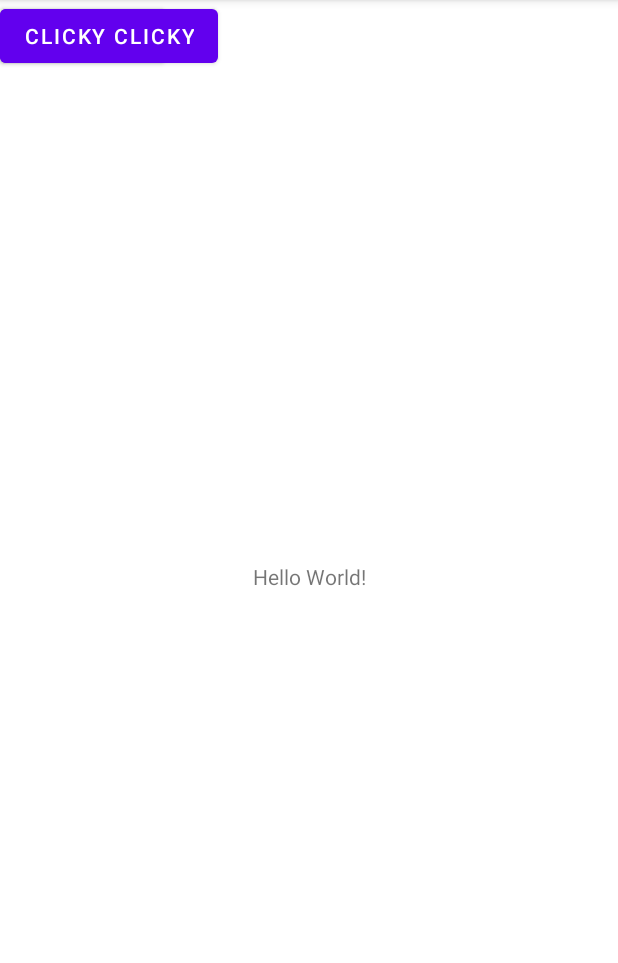
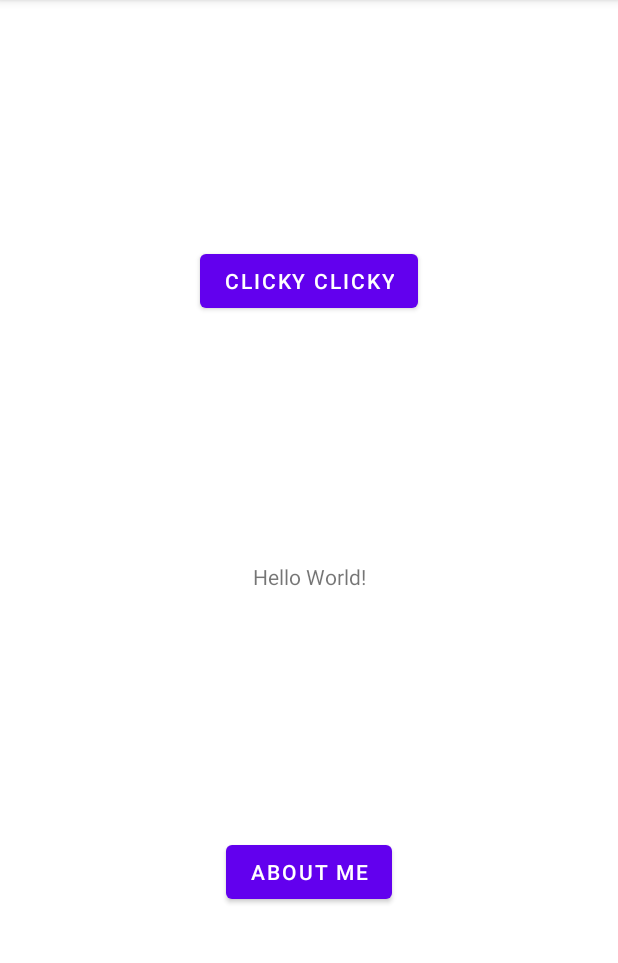
Before and after one commit to KanishkaSoni11/NUMAD22Su_KanishkaSoni, an Android app: the screen it shows after launch (MainActivity), on a phone screen of 412 x 824 dp, the part 84-1047 px from its top. Run offline under Robolectric (Android 15) with nearby library versions, the phone set to English and light mode, and no system bars.

Commit message:
Added new layout

```diff
--- a/app/src/main/AndroidManifest.xml
+++ b/app/src/main/AndroidManifest.xml
@@ -14,6 +14,9 @@
         android:theme="@style/Theme.NUMAD22Su_KanishkaSoni"
         tools:targetApi="31">
         <activity
+            android:name=".Activity2"
+            android:exported="false" />
+        <activity
             android:name=".MainActivity"
             android:exported="true">
             <intent-filter>
--- a/app/src/main/java/edu/neu/madcourse/numad22su_kanishkasoni/MainActivity.java
+++ b/app/src/main/java/edu/neu/madcourse/numad22su_kanishkasoni/MainActivity.java
@@ -3,6 +3,7 @@ package edu.neu.madcourse.numad22su_kanishkasoni;
 import androidx.appcompat.app.AppCompatActivity;
 
 import android.content.Context;
+import android.content.Intent;
 import android.os.Bundle;
 import android.view.View;
 import android.widget.TextView;
@@ -26,4 +27,9 @@ public class MainActivity extends AppCompatActivity {
         toast.show();
 
     }
+
+    public void openAcitvity_Clicky(View view){
+        Intent intent = new Intent(this, Activity2.class);
+        startActivity(intent);
+    }
 }
--- a/app/src/main/res/layout/activity_main.xml
+++ b/app/src/main/res/layout/activity_main.xml
@@ -4,9 +4,11 @@
     xmlns:tools="http://schemas.android.com/tools"
     android:layout_width="match_parent"
     android:layout_height="match_parent"
+    android:onClick="openAcitvity_Clicky"
     tools:context=".MainActivity">
 
     <TextView
+        android:id="@+id/textView"
         android:layout_width="wrap_content"
         android:layout_height="wrap_content"
         android:text="Hello World!"
@@ -21,15 +23,20 @@
         android:layout_height="wrap_content"
         android:onClick="clickAbout_me"
         android:text="About me"
-        tools:layout_editor_absoluteX="167dp"
-        tools:layout_editor_absoluteY="447dp" />
+        app:layout_constraintBottom_toBottomOf="parent"
+        app:layout_constraintEnd_toEndOf="parent"
+        app:layout_constraintStart_toStartOf="parent"
+        app:layout_constraintTop_toBottomOf="@+id/textView" />
 
     <Button
         android:id="@+id/clicky_clicky"
         android:layout_width="wrap_content"
         android:layout_height="wrap_content"
+        android:onClick="openAcitvity_Clicky"
         android:text="Clicky Clicky"
-        tools:layout_editor_absoluteX="132dp"
-        tools:layout_editor_absoluteY="190dp" />
+        app:layout_constraintBottom_toTopOf="@+id/textView"
+        app:layout_constraintEnd_toEndOf="parent"
+        app:layout_constraintStart_toStartOf="parent"
+        app:layout_constraintTop_toTopOf="parent" />
 
 </androidx.constraintlayout.widget.ConstraintLayout>
```
Also changed, not shown: app/src/main/java/edu/neu/madcourse/numad22su_kanishkasoni/Activity2.java (added, +14 -0 lines), app/src/main/res/layout/activity_2.xml (added, +77 -0 lines).
